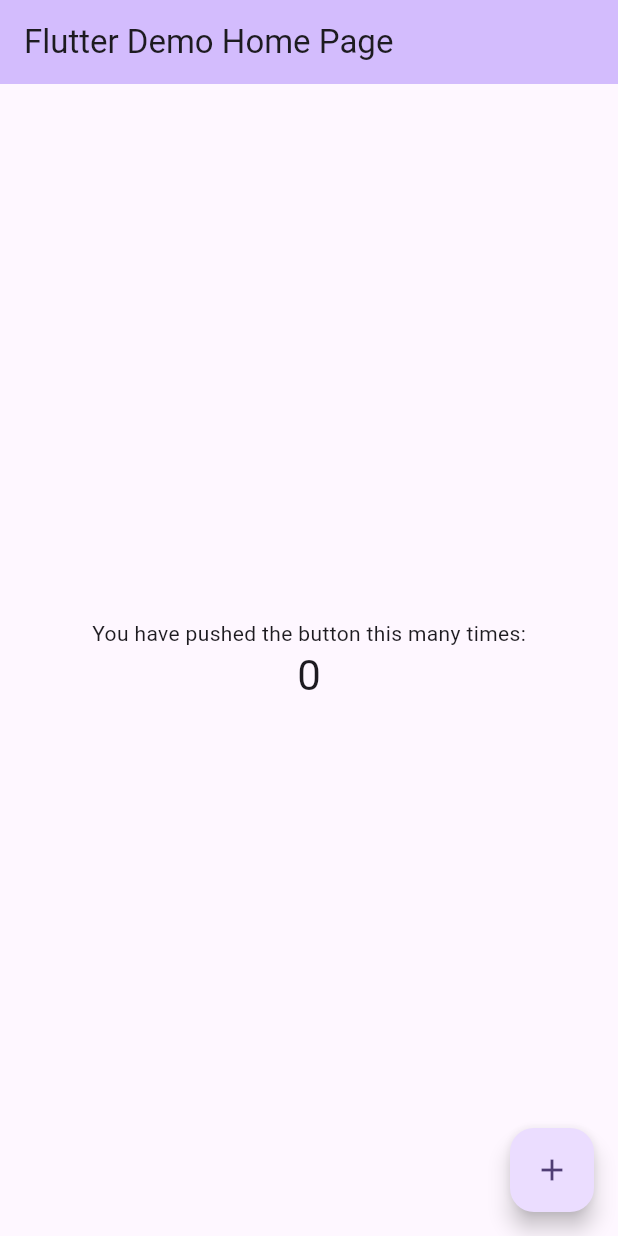
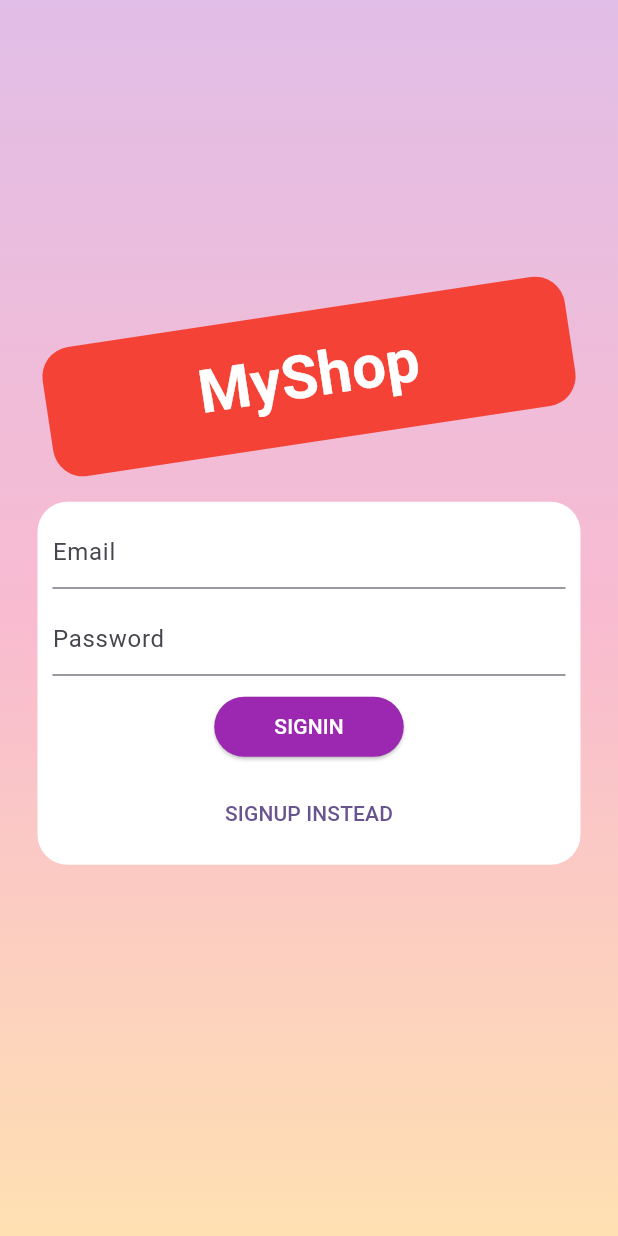
Before and after one commit to AQuoc98/flutter-IMIC, a Flutter app: the screen it shows after launch, on a phone screen of 412 x 824 dp. Run offline on Flutter 3.47's test engine with Material 3 defaults, Android fonts, the phone set to English and light mode, and no system bars; our stand-ins replace dio.

Commit message:
feat(auth): make UI

```diff
--- a/my_shop/lib/main.dart
+++ b/my_shop/lib/main.dart
@@ -11,115 +11,152 @@
   @override
   Widget build(BuildContext context) {
     return MaterialApp(
-      title: 'Flutter Demo',
+      title: 'My Shop',
       theme: ThemeData(
-        // This is the theme of your application.
-        //
-        // TRY THIS: Try running your application with "flutter run". You'll see
-        // the application has a purple toolbar. Then, without quitting the app,
-        // try changing the seedColor in the colorScheme below to Colors.green
-        // and then invoke "hot reload" (save your changes or press the "hot
-        // reload" button in a Flutter-supported IDE, or press "r" if you used
-        // the command line to start the app).
-        //
-        // Notice that the counter didn't reset back to zero; the application
-        // state is not lost during the reload. To reset the state, use hot
-        // restart instead.
-        //
-        // This works for code too, not just values: Most code changes can be
-        // tested with just a hot reload.
         colorScheme: ColorScheme.fromSeed(seedColor: Colors.deepPurple),
         useMaterial3: true,
       ),
-      home: const MyHomePage(title: 'Flutter Demo Home Page'),
+      home: const MyHomePage(),
     );
   }
 }
 
 class MyHomePage extends StatefulWidget {
-  const MyHomePage({super.key, required this.title});
-
-  // This widget is the home page of your application. It is stateful, meaning
-  // that it has a State object (defined below) that contains fields that affect
-  // how it looks.
-
-  // This class is the configuration for the state. It holds the values (in this
-  // case the title) provided by the parent (in this case the App widget) and
-  // used by the build method of the State. Fields in a Widget subclass are
-  // always marked "final".
-
-  final String title;
+  const MyHomePage({super.key});
 
   @override
   State<MyHomePage> createState() => _MyHomePageState();
 }
 
+enum AuthType { login, register }
+
 class _MyHomePageState extends State<MyHomePage> {
-  int _counter = 0;
+  var _authType = AuthType.login;
 
-  void _incrementCounter() {
+  void _toggleAuthType() {
+    if (_authType == AuthType.login) {
       setState(() {
-      // This call to setState tells the Flutter framework that something has
-      // changed in this State, which causes it to rerun the build method below
-      // so that the display can reflect the updated values. If we changed
-      // _counter without calling setState(), then the build method would not be
-      // called again, and so nothing would appear to happen.
-      _counter++;
+        _authType = AuthType.register;
       });
+    } else {
+      setState(() {
+        _authType = AuthType.login;
+      });
+    }
   }
 
   @override
   Widget build(BuildContext context) {
-    // This method is rerun every time setState is called, for instance as done
-    // by the _incrementCounter method above.
-    //
-    // The Flutter framework has been optimized to make rerunning build methods
-    // fast, so that you can just rebuild anything that needs updating rather
-    // than having to individually change instances of widgets.
     return Scaffold(
-      appBar: AppBar(
-        // TRY THIS: Try changing the color here to a specific color (to
-        // Colors.amber, perhaps?) and trigger a hot reload to see the AppBar
-        // change color while the other colors stay the same.
-        backgroundColor: Theme.of(context).colorScheme.inversePrimary,
-        // Here we take the value from the MyHomePage object that was created by
-        // the App.build method, and use it to set our appbar title.
-        title: Text(widget.title),
+      body: Container(
+        decoration: BoxDecoration(
+          gradient: LinearGradient(
+            colors: [
+              Colors.purple.shade100,
+              Colors.pink.shade100,
+              Colors.orange.shade100
+            ],
+            begin: Alignment.topCenter,
+            end: Alignment.bottomCenter,
           ),
-      body: Center(
-        // Center is a layout widget. It takes a single child and positions it
-        // in the middle of the parent.
+        ),
+        child: Center(
           child: Column(
-          // Column is also a layout widget. It takes a list of children and
-          // arranges them vertically. By default, it sizes itself to fit its
-          // children horizontally, and tries to be as tall as its parent.
-          //
-          // Column has various properties to control how it sizes itself and
-          // how it positions its children. Here we use mainAxisAlignment to
-          // center the children vertically; the main axis here is the vertical
-          // axis because Columns are vertical (the cross axis would be
-          // horizontal).
-          //
-          // TRY THIS: Invoke "debug painting" (choose the "Toggle Debug Paint"
-          // action in the IDE, or press "p" in the console), to see the
-          // wireframe for each widget.
             mainAxisAlignment: MainAxisAlignment.center,
-          children: <Widget>[
-            const Text(
-              'You have pushed the button this many times:',
+            children: [
+              Transform.rotate(
+                angle: -0.15,
+                child: Container(
+                  margin: const EdgeInsets.symmetric(
+                    horizontal: 30,
                   ),
-            Text(
-              '$_counter',
-              style: Theme.of(context).textTheme.headlineMedium,
+                  padding: const EdgeInsets.all(15),
+                  width: double.infinity,
+                  decoration: BoxDecoration(
+                    color: Colors.red,
+                    borderRadius: BorderRadius.circular(
+                      20,
                     ),
+                  ),
+                  child: const Text(
+                    'MyShop',
+                    textAlign: TextAlign.center,
+                    style: TextStyle(
+                      fontSize: 40,
+                      fontWeight: FontWeight.w700,
+                      color: Colors.white,
+                    ),
+                  ),
+                ),
+              ),
+              AnimatedContainer(
+                duration: const Duration(milliseconds: 100),
+                decoration: BoxDecoration(
+                  color: Colors.white,
+                  borderRadius: BorderRadius.circular(
+                    20,
+                  ),
+                ),
+                margin:
+                    const EdgeInsets.symmetric(horizontal: 25, vertical: 40),
+                padding: const EdgeInsets.all(10),
+                child: Column(
+                  spacing: 10,
+                  children: [
+                    const TextField(
+                      key: Key('email'),
+                      decoration: InputDecoration(
+                        hintText: 'Email',
+                      ),
+                    ),
+                    const TextField(
+                      key: Key('password'),
+                      obscureText: true,
+                      decoration: InputDecoration(
+                        hintText: 'Password',
+                      ),
+                    ),
+                    if (_authType == AuthType.register) ...[
+                      const TextField(
+                        decoration: InputDecoration(
+                          hintText: 'Re-Password',
+                        ),
+                      ),
+                    ],
+                    ElevatedButton(
+                      style: ElevatedButton.styleFrom(
+                        backgroundColor: Colors.purple,
+                        shape: RoundedRectangleBorder(
+                          borderRadius: BorderRadius.circular(20),
+                        ),
+                        padding: const EdgeInsets.symmetric(
+                          horizontal: 40,
+                          vertical: 10,
+                        ),
+                      ),
+                      onPressed: () {},
+                      child: Text(
+                        _authType == AuthType.login ? 'SIGNIN' : 'SIGNUP',
+                        style: const TextStyle(
+                          color: Colors.white,
+                        ),
+                      ),
+                    ),
+                    TextButton(
+                      onPressed: _toggleAuthType,
+                      child: Text(
+                        _authType == AuthType.login
+                            ? 'SIGNUP INSTEAD'
+                            : 'SIGNIN INSTEAD',
+                      ),
+                    )
+                  ],
+                ),
+              )
             ],
           ),
         ),
-      floatingActionButton: FloatingActionButton(
-        onPressed: _incrementCounter,
-        tooltip: 'Increment',
-        child: const Icon(Icons.add),
-      ), // This trailing comma makes auto-formatting nicer for build methods.
+      ),
     );
   }
 }
```
Lines whose indentation alone changed are shown as unchanged.
